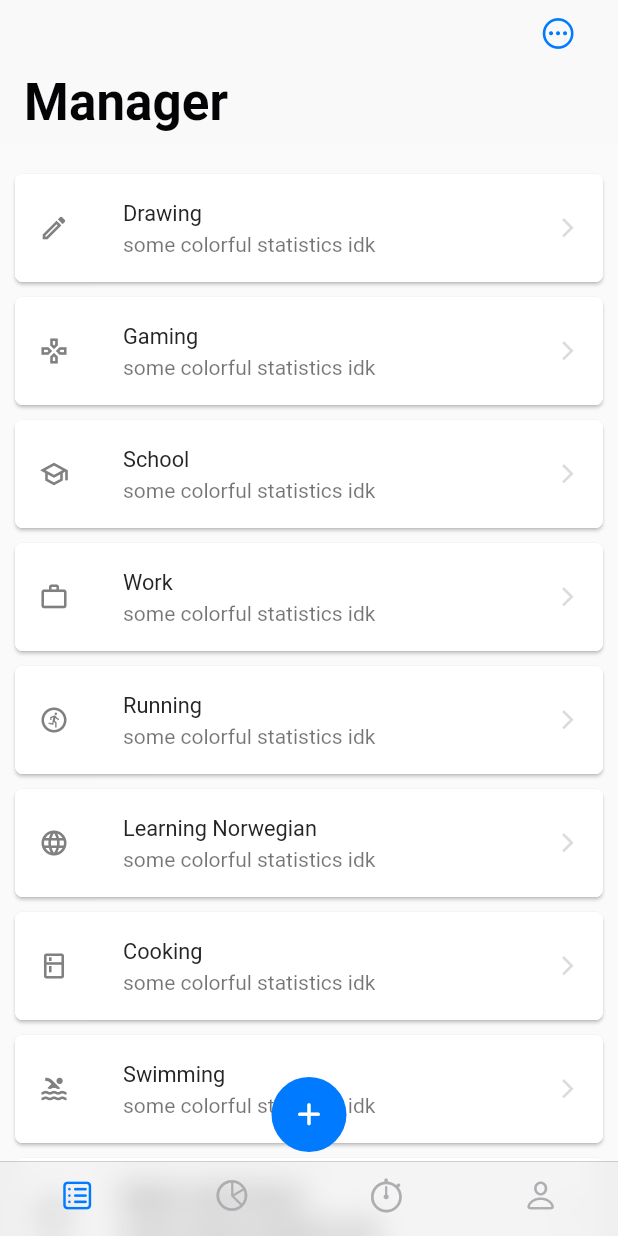
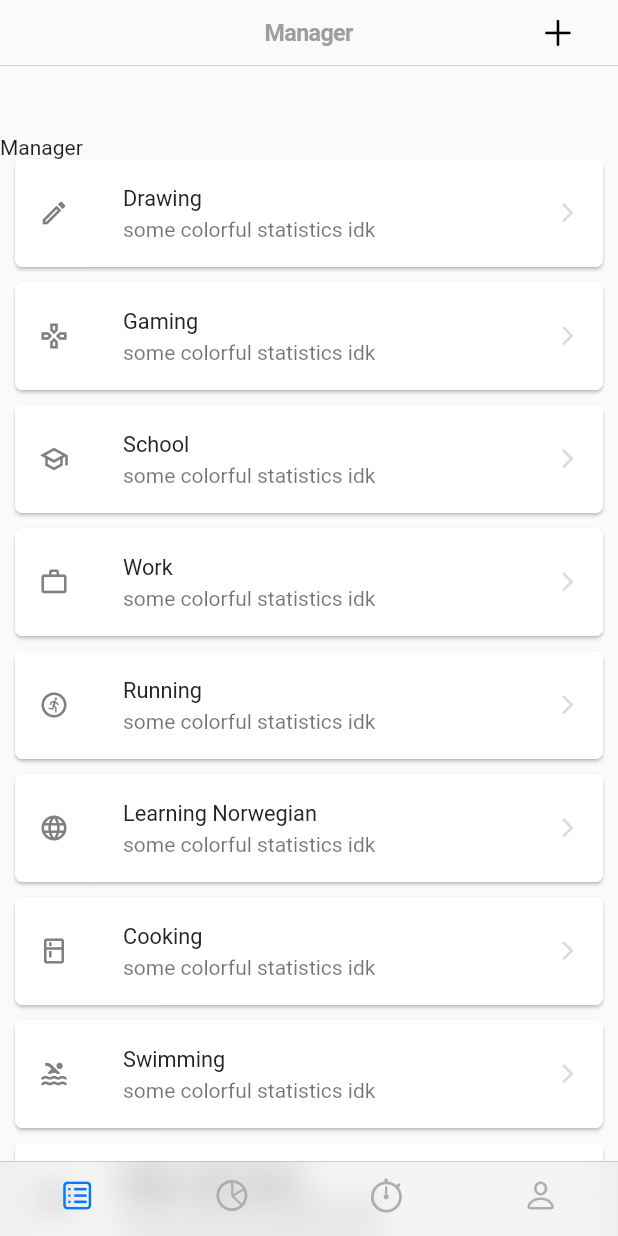
Before and after one commit to freddity/ctrlUrTimeInator, a Flutter app: the screen it shows after launch, on a phone screen of 412 x 824 dp. Run offline on Flutter 3.47's test engine with Material 2 defaults, Android fonts, the phone set to English and light mode, and no system bars; our stand-ins replace syncfusion_flutter_charts.

```diff
--- a/lib/ManagerPage.dart
+++ b/lib/ManagerPage.dart
@@ -29,11 +29,15 @@ class _ManagerPageState extends State<ManagerPage> {
     Text("School", style: TextStyle(color: Color(0xff252525), fontSize: 14.5)),
     Text("Work", style: TextStyle(color: Color(0xff252525), fontSize: 14.5)),
     Text("Running", style: TextStyle(color: Color(0xff252525), fontSize: 14.5)),
-    Text("Learning Norwegian", style: TextStyle(color: Color(0xff252525), fontSize: 14.5)),
+    Text("Learning Norwegian",
+        style: TextStyle(color: Color(0xff252525), fontSize: 14.5)),
     Text("Cooking", style: TextStyle(color: Color(0xff252525), fontSize: 14.5)),
-    Text("Swimming", style: TextStyle(color: Color(0xff252525), fontSize: 14.5)),
-    Text("Meets with friends", style: TextStyle(color: Color(0xff252525), fontSize: 14.5)),
-    Text("Bike riding", style: TextStyle(color: Color(0xff252525), fontSize: 14.5)),
+    Text("Swimming",
+        style: TextStyle(color: Color(0xff252525), fontSize: 14.5)),
+    Text("Meets with friends",
+        style: TextStyle(color: Color(0xff252525), fontSize: 14.5)),
+    Text("Bike riding",
+        style: TextStyle(color: Color(0xff252525), fontSize: 14.5)),
   ];
 
   Icon _trailing =
@@ -43,30 +47,25 @@ class _ManagerPageState extends State<ManagerPage> {
   @override
   Widget build(BuildContext context) {
     return Scaffold(
-      body: CustomScrollView(
+      body: NotificationListener(
+        onNotification: (scrollNotification) {
+          if (scrollNotification is ScrollUpdateNotification) {
+            print(scrollNotification.metrics.extentBefore);
+          }
+          return null;
+        },
+        child: CustomScrollView(
+
           slivers: [
-          CupertinoSliverNavigationBar(
-            border: null,
-            //backgroundColor: Color(0x125E5D5D),
-            brightness: Brightness.light,
-            trailing: IconButton(
-              //onPressed: ,
-              icon: Container(
-                margin: EdgeInsets.only(top: 0),
-                child: Icon(
-                  CupertinoIcons.ellipsis_circle,
-                  color: Color.fromRGBO(0, 122, 255, 1.0),
-                  size: 24,
-                ),
-              ),
-            ),
-            largeTitle: Text("Manager",
-                style: TextStyle(
-                    fontWeight: FontWeight.bold,
-                    color: Color(0xff040406),
-                    letterSpacing: 0.1)),
+            SliverPersistentHeader(
+              delegate: CustomCupertinoSliverNavigationBar(),
+              pinned: true,
+              floating: false,
             ),
             SliverPadding(padding: EdgeInsets.only(top: 20)),
+            SliverToBoxAdapter(
+              child: Text('Manager'),
+            ),
             SliverList(
               delegate: SliverChildBuilderDelegate(
                 (context, index) {
@@ -112,17 +111,47 @@ class _ManagerPageState extends State<ManagerPage> {
             SliverPadding(padding: EdgeInsets.only(top: 125))
           ],
         ),
-      floatingActionButtonLocation: FloatingActionButtonLocation.centerFloat,
-      floatingActionButton: Container(
-        margin: EdgeInsets.only(bottom: 40),
-        width: 50,
-        height: 50,
-        child: FloatingActionButton(
-            elevation: 0,
-            backgroundColor: Color.fromRGBO(0, 122, 255, 1.0),
-            child: Icon(Icons.add_rounded,
-                size: 25, color: Color.fromRGBO(255, 255, 255, 1.0))),
       ),
     );
   }
 }
+
+class CustomCupertinoSliverNavigationBar
+    extends SliverPersistentHeaderDelegate {
+  @override
+  Widget build(
+      BuildContext context, double shrinkOffset, bool overlapsContent) {
+    return CupertinoNavigationBar(
+      trailing: IconButton(
+        icon: Icon(
+          CupertinoIcons.add,
+          color: Colors.black,
+          size: 25.0,
+        ),
+      ),
+      middle: Text(
+        'Manager',
+        style: TextStyle(
+          fontSize: 15.5,
+          color: Colors.grey
+        ),
+      ),
+    );
+  }
+
+  @override
+  double get maxExtent => 70.0;
+
+  @override
+  double get minExtent => 70.0;
+
+  @override
+  bool shouldRebuild(covariant SliverPersistentHeaderDelegate oldDelegate) {
+    if (oldDelegate.minExtent != this.minExtent ||
+        oldDelegate.maxExtent != this.maxExtent ||
+        oldDelegate.snapConfiguration != this.snapConfiguration) {
+      return true;
+    }
+    return true; //temporary, change to false
+  }
+}
--- a/lib/RootPage.dart
+++ b/lib/RootPage.dart
@@ -29,14 +29,16 @@ class MyApp extends StatelessWidget {
   // This widget is the root of your application.
   @override
   Widget build(BuildContext context) {
-    return MaterialApp(
+    return CupertinoApp(
       title: "ctrlUrTimeInator",
-      theme: ThemeData(
-          fontFamily: 'Roboto',
-          primaryColor: Color(0xffEFEEF3),
-          //0x3bfaf6f3 better but cannot set other alpha in primary color
-          accentColor: Color(0xffEFEEF3)),
       home: RootPage(title: 'ctrlUrTimeInator'),
+      theme: CupertinoThemeData(
+        primaryColor: Color(0xfffafafa),
+        primaryContrastingColor: Color(0xfffafafa),
+        barBackgroundColor: Color(0xfffafafa),
+        textTheme: CupertinoTextThemeData(),
+        scaffoldBackgroundColor: Color(0xfffafafa)
+      ),
     );
   }
 }
```
Lines whose indentation alone changed are shown as unchanged.
